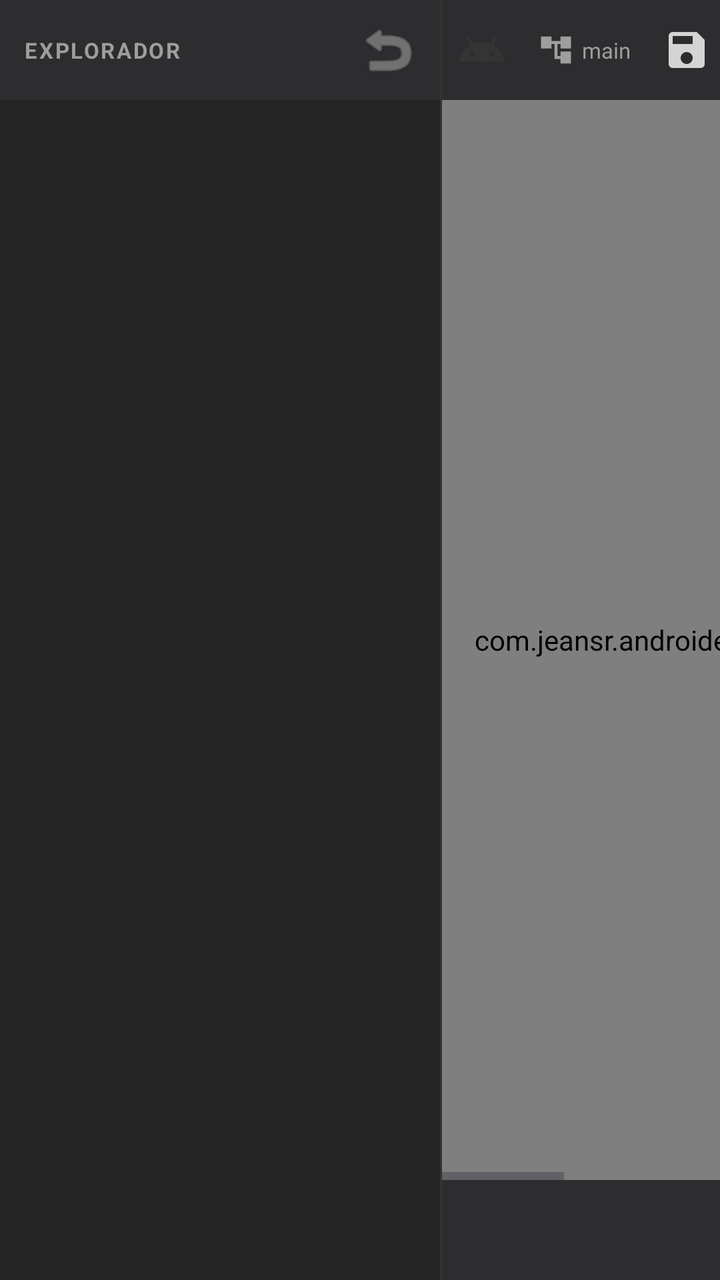
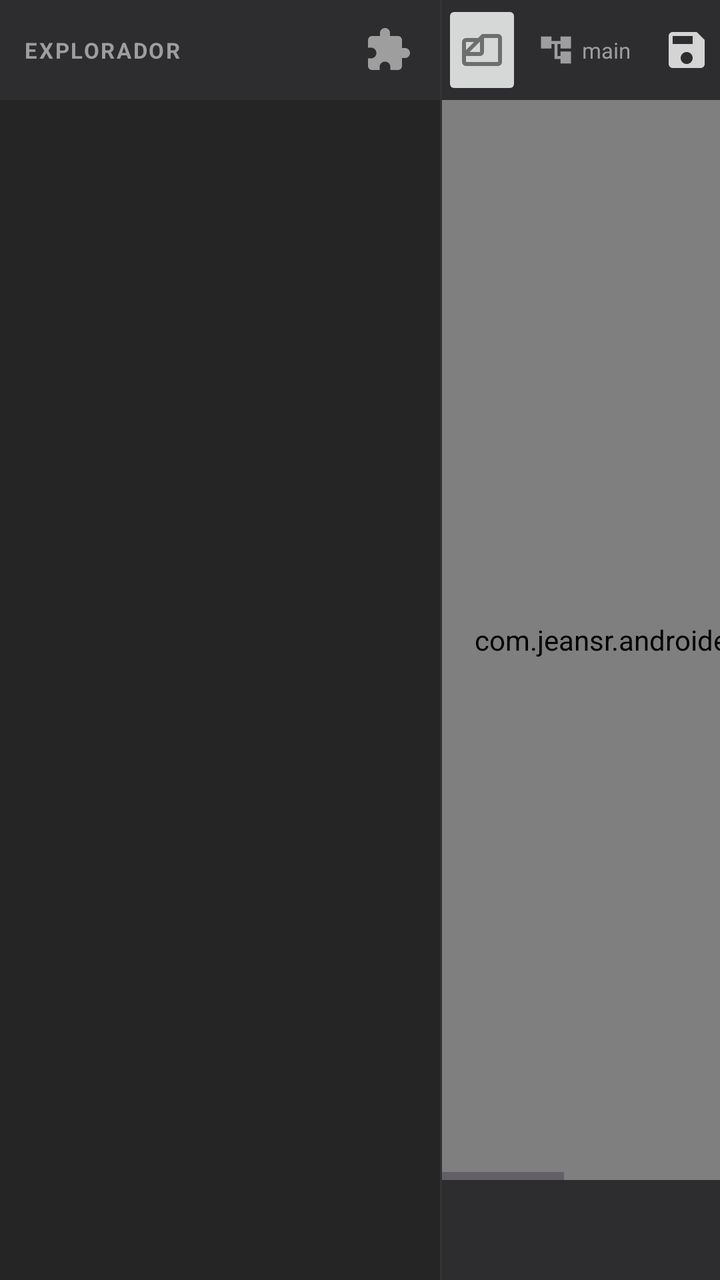

An Android layout rendered at two revisions. The XML below is the earlier revision; the diff shows what the commit changed to produce the second picture.
<!-- AndroidManifest.xml: application theme Theme.CodeAditor -->
<!-- res/layout/activity_editor.xml -->
<?xml version="1.0" encoding="utf-8"?>
<LinearLayout
    xmlns:android="http://schemas.android.com/apk/res/android"
    xmlns:app="http://schemas.android.com/apk/res-auto"
    xmlns:tools="http://schemas.android.com/tools"
    android:layout_width="match_parent"
    android:layout_height="match_parent"
    android:orientation="horizontal"
    android:background="#1E1E1E"
    android:animateLayoutChanges="true"
    android:fitsSystemWindows="true">

    <LinearLayout
        android:id="@+id/explorerPanel"
        android:layout_width="220dp"
        android:layout_height="match_parent"
        android:background="#252526"
        android:orientation="vertical">

        <LinearLayout
            android:layout_width="match_parent"
            android:layout_height="50dp"
            android:background="#2D2D30"
            android:gravity="center_vertical"
            android:orientation="horizontal"
            android:paddingHorizontal="12dp">

            <TextView
                android:layout_width="0dp"
                android:layout_height="wrap_content"
                android:layout_weight="1"
                android:text="EXPLORADOR"
                android:textColor="#9E9E9E"
                android:textSize="11sp"
                android:letterSpacing="0.08"
                android:textStyle="bold" />

            <ImageButton
                android:id="@+id/btnBackFolder"
                android:layout_width="28dp"
                android:layout_height="28dp"
                android:background="?attr/selectableItemBackgroundBorderless"
                android:src="@android:drawable/ic_menu_revert"
                app:tint="#9E9E9E"
                android:padding="4dp" />
        </LinearLayout>

        <HorizontalScrollView
            android:layout_width="match_parent"
            android:layout_height="0dp"
            android:layout_weight="1"
            android:fillViewport="true">
            <androidx.recyclerview.widget.RecyclerView
                android:id="@+id/recyclerFiles"
                android:layout_width="wrap_content"
                android:layout_height="match_parent"
                android:clipToPadding="false"
                android:paddingBottom="16dp" />
        </HorizontalScrollView>

        <LinearLayout
            android:id="@+id/gitStatusBar"
            android:layout_width="match_parent"
            android:layout_height="32dp"
            android:background="#1A1A2E"
            android:gravity="center_vertical"
            android:orientation="horizontal"
            android:paddingHorizontal="10dp"
            android:visibility="gone">
            <TextView
                android:id="@+id/tvGitBranch"
                android:layout_width="0dp"
                android:layout_height="wrap_content"
                android:layout_weight="1"
                android:text="⎇ main"
                android:textColor="#4EC9B0"
                android:textSize="11sp" />
            <TextView
                android:id="@+id/tvGitChanges"
                android:layout_width="wrap_content"
                android:layout_height="wrap_content"
                android:text="0 cambios"
                android:textColor="#9E9E9E"
                android:textSize="10sp" />
        </LinearLayout>
    </LinearLayout>

    <View
        android:id="@+id/panelDivider"
        android:layout_width="1dp"
        android:layout_height="match_parent"
        android:background="#333333" />

    <LinearLayout
        android:layout_width="0dp"
        android:layout_height="match_parent"
        android:layout_weight="1"
        android:orientation="vertical">

        <LinearLayout
            android:layout_width="match_parent"
            android:layout_height="50dp"
            android:background="#2D2D30"
            android:gravity="center_vertical"
            android:orientation="horizontal">

            <ImageButton
                android:id="@+id/btnToggleExplorer"
                android:layout_width="40dp"
                android:layout_height="match_parent"
                android:background="?attr/selectableItemBackground"
                android:src="@drawable/ic_projectview"
                android:padding="10dp" />

            <LinearLayout
                android:id="@+id/gitOpcions"
                android:layout_width="wrap_content"
                android:layout_height="match_parent"
                android:gravity="center_vertical"
                android:orientation="horizontal"
                android:background="?attr/selectableItemBackground"
                android:paddingHorizontal="8dp"
                android:clickable="true"
                android:focusable="true">
                <ImageView
                    android:layout_width="18dp"
                    android:layout_height="18dp"
                    android:src="@drawable/ic_githubconneccion"
                    app:tint="#9E9E9E" />
                <TextView
                    android:id="@+id/tvToolbarBranch"
                    android:layout_width="wrap_content"
                    android:layout_height="wrap_content"
                    android:layout_marginStart="4dp"
                    android:text="main"
                    android:textColor="#9E9E9E"
                    android:textSize="11sp" />
                <View
                    android:id="@+id/dotGitPending"
                    android:layout_width="6dp"
                    android:layout_height="6dp"
                    android:layout_marginStart="4dp"
                    android:background="@drawable/circle_orange"
                    android:visibility="gone" />
            </LinearLayout>

            <androidx.recyclerview.widget.RecyclerView
                android:id="@+id/rvTabs"
                android:layout_width="0dp"
                android:layout_height="match_parent"
                android:layout_weight="1"
                app:tabMode="scrollable"
                app:tabIndicatorColor="#6200EE"
                app:tabTextColor="#9E9E9E"
                app:tabSelectedTextColor="#FFFFFF"
                android:background="#2D2D30" />

            <ImageButton
                android:id="@+id/btnSave"
                android:layout_width="40dp"
                android:layout_height="match_parent"
                android:background="?attr/selectableItemBackground"
                android:src="@drawable/ic_save"
                android:padding="10dp"
                app:tint="#D4D4D4" />

            <ImageButton
                android:id="@+id/btnPreview"
                android:layout_width="40dp"
                android:layout_height="match_parent"
                android:background="?attr/selectableItemBackground"
                android:src="@drawable/ic_preview"
                android:padding="10dp"
                app:tint="#D4D4D4" />
        </LinearLayout>

        <FrameLayout
            android:id="@+id/fragment_container"
            android:layout_width="match_parent"
            android:layout_height="0dp"
            android:layout_weight="1">

            <ScrollView
                android:id="@+id/codeScrollContainer"
                android:layout_width="match_parent"
                android:layout_height="match_parent"
                android:fillViewport="true">

                <HorizontalScrollView
                    android:layout_width="match_parent"
                    android:layout_height="match_parent"
                    android:fillViewport="true">

                    <com.jeansr.androideditor.LineNumberEditText
                        android:id="@+id/editorCodeArea"
                        android:layout_width="wrap_content"
                        android:layout_height="match_parent"
                        android:background="@null"
                        android:enabled="false"
                        android:fontFamily="monospace"
                        android:gravity="top|start"
                        android:inputType="textMultiLine|textNoSuggestions"
                        android:padding="16dp"
                        android:textColor="#D4D4D4"
                        android:textSize="14sp" />
                </HorizontalScrollView>
            </ScrollView>

            <com.jeansr.androideditor.PreviewXml
                android:id="@+id/previewContainer"
                android:layout_width="match_parent"
                android:layout_height="match_parent"
                android:visibility="gone" />

            <LinearLayout
                android:id="@+id/gitPanel"
                android:layout_width="320dp"
                android:layout_height="match_parent"
                android:layout_gravity="end"
                android:background="#252526"
                android:elevation="25dp"
                android:orientation="vertical"
                android:visibility="gone"
                tools:visibility="visible">

                <LinearLayout
                    android:layout_width="match_parent"
                    android:layout_height="50dp"
                    android:background="#2D2D30"
                    android:gravity="center_vertical"
                    android:paddingHorizontal="14dp">

                    <TextView
                        android:layout_width="0dp"
                        android:layout_height="wrap_content"
                        android:layout_weight="1"
                        android:text="CONTROL DE FUENTE"
                        android:textColor="#9E9E9E"
                        android:textSize="11sp"
                        android:textStyle="bold" />

                    <ImageButton
                        android:id="@+id/btnCloseGitPanel"
                        android:layout_width="28dp"
                        android:layout_height="28dp"
                        android:background="?attr/selectableItemBackgroundBorderless"
                        android:src="@android:drawable/ic_menu_close_clear_cancel"
                        app:tint="#9E9E9E" />
                </LinearLayout>

                <LinearLayout
                    android:layout_width="match_parent"
                    android:layout_height="wrap_content"
                    android:background="#1A1A2E"
                    android:padding="12dp">

                    <TextView
                        android:id="@+id/tvGitPanelBranch"
                        android:layout_width="0dp"
                        android:layout_height="wrap_content"
                        android:layout_weight="1"
                        android:text="⎇ main"
                        android:textColor="#4EC9B0" />

                    <TextView
                        android:id="@+id/tvGitPanelStatus"
                        android:layout_width="wrap_content"
                        android:layout_height="wrap_content"
                        android:text="Conectado"
                        android:textColor="#9E9E9E"
                        android:textSize="11sp" />
                </LinearLayout>

                <LinearLayout
                    android:layout_width="match_parent"
                    android:layout_height="wrap_content"
                    android:background="#2D2D30"
                    android:padding="8dp">

                    <Button
                        android:id="@+id/btnGitPull"
                        android:layout_width="0dp"
                        android:layout_height="32dp"
                        android:layout_margin="2dp"
                        android:layout_weight="1"
                        android:text="Pull"
                        android:textSize="10sp" />

                    <Button
                        android:id="@+id/btnGitPush"
                        android:layout_width="0dp"
                        android:layout_height="32dp"
                        android:layout_margin="2dp"
                        android:layout_weight="1"
                        android:text="Push"
                        android:textSize="10sp" />

                    <Button
                        android:id="@+id/btnGitSync"
                        android:layout_width="0dp"
                        android:layout_height="32dp"
                        android:layout_margin="2dp"
                        android:layout_weight="1"
                        android:text="Sync"
                        android:textSize="10sp" />
                </LinearLayout>

                <EditText
                    android:id="@+id/etCommitMessage"
                    android:layout_width="match_parent"
                    android:layout_height="wrap_content"
                    android:layout_margin="10dp"
                    android:background="#333333"
                    android:hint="Mensaje..."
                    android:padding="10dp"
                    android:textColor="#FFFFFF" />

                <Button
                    android:id="@+id/btnGitCommit"
                    android:layout_width="match_parent"
                    android:layout_height="wrap_content"
                    android:layout_marginHorizontal="10dp"
                    android:backgroundTint="#0E639C"
                    android:text="Commit" />

                <com.google.android.material.tabs.TabLayout
                    android:id="@+id/tabGit"
                    android:layout_width="match_parent"
                    android:layout_height="40dp"
                    android:background="#2D2D30"
                    app:tabIndicatorColor="#4EC9B0" />

                <androidx.recyclerview.widget.RecyclerView
                    android:id="@+id/recyclerGitItems"
                    android:layout_width="match_parent"
                    android:layout_height="0dp"
                    android:layout_weight="1" />
            </LinearLayout>
        </FrameLayout>

        <HorizontalScrollView
            android:layout_width="match_parent"
            android:layout_height="50dp"
            android:background="#2D2D30"
            android:scrollbars="none">
            <LinearLayout
                android:id="@+id/quickSymbolBar"
                android:layout_width="wrap_content"
                android:layout_height="match_parent"
                android:gravity="center_vertical"
                android:orientation="horizontal"
                android:paddingHorizontal="8dp" />
        </HorizontalScrollView>

    </LinearLayout>
</LinearLayout>
<!-- resources referenced by this layout -->
<resources>
  <!-- drawable circle_orange (drawable) -->
  <?xml version="1.0" encoding="utf-8"?>
  <shape xmlns:android="http://schemas.android.com/apk/res/android"
      android:shape="oval">
      <solid android:color="#E89A3C" />
  </shape>
  <!-- drawable ic_githubconneccion (drawable) -->
  <vector xmlns:android="http://schemas.android.com/apk/res/android" android:height="24dp" android:tint="#343434" android:viewportHeight="24" android:viewportWidth="24" android:width="24dp">
        
      <path android:fillColor="@android:color/white" android:pathData="M22,11V3h-7v3H9V3H2v8h7V8h2v10h4v3h7v-8h-7v3h-2V8h2v3z"/>
      
  </vector>
  <!-- drawable ic_preview (drawable) -->
  <vector xmlns:android="http://schemas.android.com/apk/res/android" android:height="24dp" android:tint="#ADADAD" android:viewportHeight="24" android:viewportWidth="24" android:width="24dp">
        
      <path android:fillColor="@android:color/white" android:pathData="M19,3H5C3.89,3 3,3.9 3,5v14c0,1.1 0.89,2 2,2h14c1.1,0 2,-0.9 2,-2V5C21,3.9 20.11,3 19,3zM19,19H5V7h14V19zM13.5,13c0,0.83 -0.67,1.5 -1.5,1.5s-1.5,-0.67 -1.5,-1.5c0,-0.83 0.67,-1.5 1.5,-1.5S13.5,12.17 13.5,13zM12,9c-2.73,0 -5.06,1.66 -6,4c0.94,2.34 3.27,4 6,4s5.06,-1.66 6,-4C17.06,10.66 14.73,9 12,9zM12,15.5c-1.38,0 -2.5,-1.12 -2.5,-2.5c0,-1.38 1.12,-2.5 2.5,-2.5c1.38,0 2.5,1.12 2.5,2.5C14.5,14.38 13.38,15.5 12,15.5z"/>
      
  </vector>
  <!-- drawable ic_projectview (drawable) -->
  <vector xmlns:android="http://schemas.android.com/apk/res/android" android:height="24dp" android:tint="#343434" android:viewportHeight="24" android:viewportWidth="24" android:width="24dp">
        
      <path android:fillColor="@android:color/white" android:pathData="M17.6,9.48l1.84,-3.18c0.16,-0.31 0.04,-0.69 -0.26,-0.85c-0.29,-0.15 -0.65,-0.06 -0.83,0.22l-1.88,3.24c-2.86,-1.21 -6.08,-1.21 -8.94,0L5.65,5.67c-0.19,-0.29 -0.58,-0.38 -0.87,-0.2C4.5,5.65 4.41,6.01 4.56,6.3L6.4,9.48C3.3,11.25 1.28,14.44 1,18h22C22.72,14.44 20.7,11.25 17.6,9.48zM7,15.25c-0.69,0 -1.25,-0.56 -1.25,-1.25c0,-0.69 0.56,-1.25 1.25,-1.25S8.25,13.31 8.25,14C8.25,14.69 7.69,15.25 7,15.25zM17,15.25c-0.69,0 -1.25,-0.56 -1.25,-1.25c0,-0.69 0.56,-1.25 1.25,-1.25s1.25,0.56 1.25,1.25C18.25,14.69 17.69,15.25 17,15.25z"/>
      
  </vector>
  <!-- drawable ic_save (drawable) -->
  <vector xmlns:android="http://schemas.android.com/apk/res/android" android:height="24dp" android:tint="#ADADAD" android:viewportHeight="24" android:viewportWidth="24" android:width="24dp">
        
      <path android:fillColor="@android:color/white" android:pathData="M17,3L5,3c-1.11,0 -2,0.9 -2,2v14c0,1.1 0.89,2 2,2h14c1.1,0 2,-0.9 2,-2L21,7l-4,-4zM12,19c-1.66,0 -3,-1.34 -3,-3s1.34,-3 3,-3 3,1.34 3,3 -1.34,3 -3,3zM15,9L5,9L5,5h10v4z"/>
      
  </vector>
  <style name="Theme.CodeAditor" parent="Base.Theme.CodeAditor" />
  <style name="Base.Theme.CodeAditor" parent="Theme.Material3.DayNight.NoActionBar">
          
          
      </style>
</resources>

<!-- the commit's change to res/layout/activity_editor.xml (unified diff, before → after) -->
@@ -36,11 +36,11 @@
                 android:textStyle="bold" />
 
             <ImageButton
-                android:id="@+id/btnBackFolder"
+                android:id="@+id/btnExtensions"
                 android:layout_width="28dp"
                 android:layout_height="28dp"
                 android:background="?attr/selectableItemBackgroundBorderless"
-                android:src="@android:drawable/ic_menu_revert"
+                android:src="@drawable/ic_extensions"
                 app:tint="#9E9E9E"
                 android:padding="4dp" />
         </LinearLayout>
@@ -108,8 +108,7 @@
                 android:id="@+id/btnToggleExplorer"
                 android:layout_width="40dp"
                 android:layout_height="match_parent"
-                android:background="?attr/selectableItemBackground"
-                android:src="@drawable/ic_projectview"
+                android:src="@drawable/ic_fileswindow"
                 android:padding="10dp" />
 
             <LinearLayout
<!-- resource entries referenced after the edit -->
@@ -6,6 +6,18 @@
       android:shape="oval">
       <solid android:color="#E89A3C" />
   </shape>
+  <!-- drawable ic_extensions (drawable) -->
+  <vector xmlns:android="http://schemas.android.com/apk/res/android" android:height="24dp" android:tint="#6E6E6E" android:viewportHeight="24" android:viewportWidth="24" android:width="24dp">
+        
+      <path android:fillColor="@android:color/white" android:pathData="M20.5,11H19V7c0,-1.1 -0.9,-2 -2,-2h-4V3.5C13,2.12 11.88,1 10.5,1S8,2.12 8,3.5V5H4c-1.1,0 -1.99,0.9 -1.99,2v3.8H3.5c1.49,0 2.7,1.21 2.7,2.7s-1.21,2.7 -2.7,2.7H2V20c0,1.1 0.9,2 2,2h3.8v-1.5c0,-1.49 1.21,-2.7 2.7,-2.7 1.49,0 2.7,1.21 2.7,2.7V22H17c1.1,0 2,-0.9 2,-2v-4h1.5c1.38,0 2.5,-1.12 2.5,-2.5S21.88,11 20.5,11z"/>
+      
+  </vector>
+  <!-- drawable ic_fileswindow (drawable) -->
+  <vector xmlns:android="http://schemas.android.com/apk/res/android" android:height="24dp" android:tint="#6E6E6E" android:viewportHeight="960" android:viewportWidth="960" android:width="24dp">
+        
+      <path android:fillColor="@android:color/white" android:pathData="M160,800Q127,800 103.5,776.5Q80,753 80,720L80,320Q80,287 103.5,263.5Q127,240 160,240L400,240L480,160L800,160Q833,160 856.5,183.5Q880,207 880,240L880,720Q880,753 856.5,776.5Q833,800 800,800L160,800ZM233,520L440,520Q440,520 440,520Q440,520 440,520L440,313L233,520ZM160,480L320,320L160,320Q160,320 160,320Q160,320 160,320L160,480ZM160,600L160,720Q160,720 160,720Q160,720 160,720L800,720Q800,720 800,720Q800,720 800,720L800,240Q800,240 800,240Q800,240 800,240L520,240L520,520Q520,553 496.5,576.5Q473,600 440,600L160,600ZM440,440L440,440L440,440L440,440L440,440L440,440Q440,440 440,440Q440,440 440,440L440,440Q440,440 440,440Q440,440 440,440L440,440Q440,440 440,440Q440,440 440,440L440,440L440,440L440,440L440,440L440,440Q440,440 440,440Q440,440 440,440Z"/>
+      
+  </vector>
   <!-- drawable ic_githubconneccion (drawable) -->
   <vector xmlns:android="http://schemas.android.com/apk/res/android" android:height="24dp" android:tint="#343434" android:viewportHeight="24" android:viewportWidth="24" android:width="24dp">
         
@@ -16,12 +28,6 @@
   <vector xmlns:android="http://schemas.android.com/apk/res/android" android:height="24dp" android:tint="#ADADAD" android:viewportHeight="24" android:viewportWidth="24" android:width="24dp">
         
       <path android:fillColor="@android:color/white" android:pathData="M19,3H5C3.89,3 3,3.9 3,5v14c0,1.1 0.89,2 2,2h14c1.1,0 2,-0.9 2,-2V5C21,3.9 20.11,3 19,3zM19,19H5V7h14V19zM13.5,13c0,0.83 -0.67,1.5 -1.5,1.5s-1.5,-0.67 -1.5,-1.5c0,-0.83 0.67,-1.5 1.5,-1.5S13.5,12.17 13.5,13zM12,9c-2.73,0 -5.06,1.66 -6,4c0.94,2.34 3.27,4 6,4s5.06,-1.66 6,-4C17.06,10.66 14.73,9 12,9zM12,15.5c-1.38,0 -2.5,-1.12 -2.5,-2.5c0,-1.38 1.12,-2.5 2.5,-2.5c1.38,0 2.5,1.12 2.5,2.5C14.5,14.38 13.38,15.5 12,15.5z"/>
-      
-  </vector>
-  <!-- drawable ic_projectview (drawable) -->
-  <vector xmlns:android="http://schemas.android.com/apk/res/android" android:height="24dp" android:tint="#343434" android:viewportHeight="24" android:viewportWidth="24" android:width="24dp">
-        
-      <path android:fillColor="@android:color/white" android:pathData="M17.6,9.48l1.84,-3.18c0.16,-0.31 0.04,-0.69 -0.26,-0.85c-0.29,-0.15 -0.65,-0.06 -0.83,0.22l-1.88,3.24c-2.86,-1.21 -6.08,-1.21 -8.94,0L5.65,5.67c-0.19,-0.29 -0.58,-0.38 -0.87,-0.2C4.5,5.65 4.41,6.01 4.56,6.3L6.4,9.48C3.3,11.25 1.28,14.44 1,18h22C22.72,14.44 20.7,11.25 17.6,9.48zM7,15.25c-0.69,0 -1.25,-0.56 -1.25,-1.25c0,-0.69 0.56,-1.25 1.25,-1.25S8.25,13.31 8.25,14C8.25,14.69 7.69,15.25 7,15.25zM17,15.25c-0.69,0 -1.25,-0.56 -1.25,-1.25c0,-0.69 0.56,-1.25 1.25,-1.25s1.25,0.56 1.25,1.25C18.25,14.69 17.69,15.25 17,15.25z"/>
       
   </vector>
   <!-- drawable ic_save (drawable) -->
